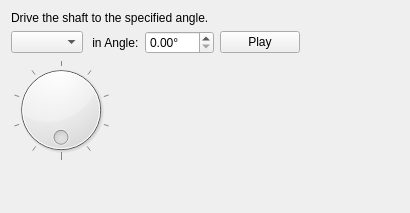
The window that core/panel/run_Drive_shaft.ui (KmolYuan/Pyslvs-UI) describes before a commit, drawn with Qt 5.
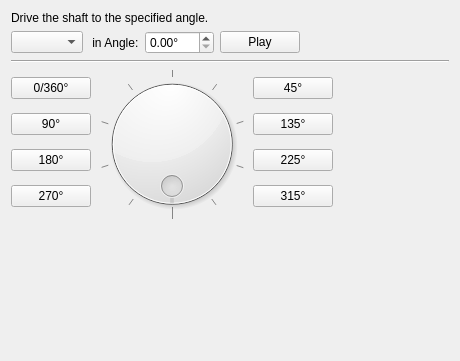
The same window after the commit.

```diff
--- a/core/panel/run_Drive_shaft.ui
+++ b/core/panel/run_Drive_shaft.ui
@@ -6,8 +6,8 @@
    <rect>
     <x>0</x>
     <y>0</y>
-    <width>410</width>
-    <height>213</height>
+    <width>460</width>
+    <height>361</height>
    </rect>
   </property>
   <property name="sizePolicy">
@@ -19,7 +19,7 @@
   <property name="windowTitle">
    <string>Form</string>
   </property>
-  <layout class="QVBoxLayout" name="verticalLayout">
+  <layout class="QVBoxLayout" name="verticalLayout_3">
    <item>
     <widget class="QLabel" name="label">
      <property name="text">
@@ -83,10 +83,55 @@
      </item>
     </layout>
    </item>
+   <item>
+    <widget class="Line" name="line">
+     <property name="orientation">
+      <enum>Qt::Horizontal</enum>
+     </property>
+    </widget>
+   </item>
    <item>
     <layout class="QHBoxLayout" name="horizontalLayout">
+     <item>
+      <layout class="QVBoxLayout" name="verticalLayout">
+       <item>
+        <widget class="QPushButton" name="a0">
+         <property name="text">
+          <string>0/360°</string>
+         </property>
+        </widget>
+       </item>
+       <item>
+        <widget class="QPushButton" name="a90">
+         <property name="text">
+          <string>90°</string>
+         </property>
+        </widget>
+       </item>
+       <item>
+        <widget class="QPushButton" name="a180">
+         <property name="text">
+          <string>180°</string>
+         </property>
+        </widget>
+       </item>
+       <item>
+        <widget class="QPushButton" name="a270">
+         <property name="text">
+          <string>270°</string>
+         </property>
+        </widget>
+       </item>
+      </layout>
+     </item>
      <item>
       <widget class="QDial" name="Degree">
+       <property name="minimumSize">
+        <size>
+         <width>150</width>
+         <height>150</height>
+        </size>
+       </property>
        <property name="maximum">
         <number>36000</number>
        </property>
@@ -110,6 +155,38 @@
        </property>
       </widget>
      </item>
+     <item>
+      <layout class="QVBoxLayout" name="verticalLayout_2">
+       <item>
+        <widget class="QPushButton" name="a45">
+         <property name="text">
+          <string>45°</string>
+         </property>
+        </widget>
+       </item>
+       <item>
+        <widget class="QPushButton" name="a135">
+         <property name="text">
+          <string>135°</string>
+         </property>
+        </widget>
+       </item>
+       <item>
+        <widget class="QPushButton" name="a225">
+         <property name="text">
+          <string>225°</string>
+         </property>
+        </widget>
+       </item>
+       <item>
+        <widget class="QPushButton" name="a315">
+         <property name="text">
+          <string>315°</string>
+         </property>
+        </widget>
+       </item>
+      </layout>
+     </item>
      <item>
       <spacer name="horizontalSpacer">
        <property name="orientation">
```
Left out of the diff: 4 changed lines with no effect on the pictures.
